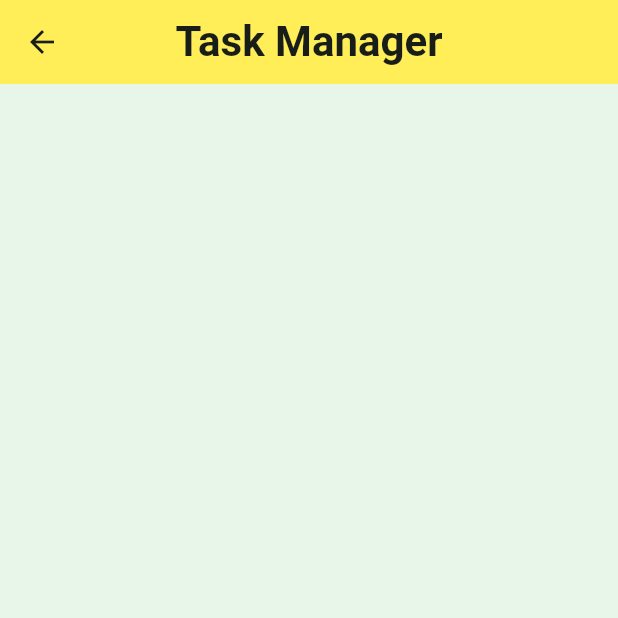
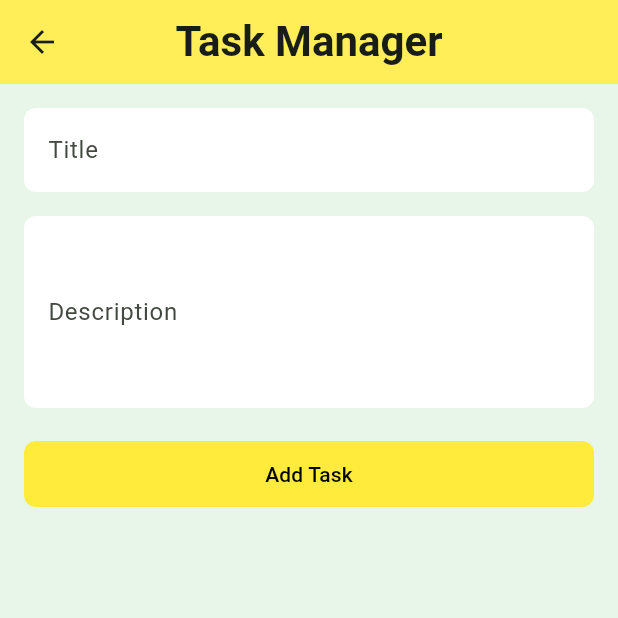
Before and after one commit to Shishir707/Flutter-Bonus-Assignment--M.M_Sajjatul_Islam--2222208---02, a Flutter app: the AddTask screen opened directly, on a phone screen of 412 x 824 dp, the top half of it. Run offline on Flutter 3.47's test engine with Material 3 defaults, Android fonts, the phone set to English and light mode, and no system bars; our stand-ins replace firebase_core; accounts and stored records are empty.

Commit message:
make a simple add task UI

```diff
--- a/lib/add_task.dart
+++ b/lib/add_task.dart
@@ -2,12 +2,57 @@ import 'package:bonus_assignment/widgets/appbar.dart';
 import 'package:flutter/material.dart';
 
 class AddTask extends StatelessWidget {
-  const AddTask({super.key});
+  final TextEditingController _tittleController = TextEditingController();
+  final TextEditingController _descriptionController = TextEditingController();
+
+  final GlobalKey<FormState> _formKey = GlobalKey<FormState>();
+
+  AddTask({super.key});
 
   @override
   Widget build(BuildContext context) {
     return Scaffold(
       appBar: tmAppBar(),
+      body: Padding(
+        padding: EdgeInsets.all(16),
+        child: Form(
+          key: _formKey,
+          child: Column(
+            children: [
+              TextField(
+                controller: _tittleController,
+                decoration: InputDecoration(
+                  labelText: "Title",
+                  border: OutlineInputBorder(),
+                ),
+              ),
+
+              SizedBox(height: 16),
+
+              TextField(
+                controller: _descriptionController,
+                maxLines: 4,
+                decoration: InputDecoration(
+                  labelText: "Description",
+                  border: OutlineInputBorder(),
+                ),
+              ),
+
+              SizedBox(height: 20),
+
+              SizedBox(
+                width: double.infinity,
+                child: FilledButton(
+                  onPressed: addTask,
+                  child: Text("Add Task"),
+                ),
+              ),
+            ],
+          ),
+        ),
+      ),
     );
   }
+
+  void addTask() {}
 }
--- a/lib/app.dart
+++ b/lib/app.dart
@@ -40,8 +40,8 @@ class MyApp extends StatelessWidget {
             shape: RoundedRectangleBorder(
               borderRadius: BorderRadius.circular(8),
             ),
-            backgroundColor: Colors.green,
-            foregroundColor: Colors.white,
+            backgroundColor: Colors.yellow,
+            foregroundColor: Colors.black,
           ),
         ),
         scaffoldBackgroundColor: Colors.green.shade50,
--- a/lib/task_manager.dart
+++ b/lib/task_manager.dart
@@ -1,3 +1,4 @@
+import 'package:bonus_assignment/add_task.dart';
 import 'package:bonus_assignment/widgets/appbar.dart';
 import 'package:flutter/material.dart';
 
@@ -14,11 +15,15 @@ class _TaskManagerState extends State<TaskManager> {
     return Scaffold(
       appBar: tmAppBar(),
       floatingActionButton: FloatingActionButton(
-        onPressed: () {},
+        onPressed: onPressedAddTask,
         backgroundColor: Colors.deepPurpleAccent[200],
         foregroundColor: Colors.limeAccent,
         child: Icon(Icons.add),
       ),
     );
   }
+
+  void onPressedAddTask() {
+    Navigator.push(context, MaterialPageRoute(builder: (_) => AddTask()));
+  }
 }
```
